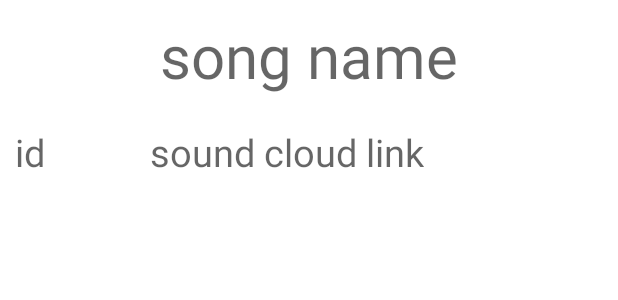
After one commit to 1plus1equal3/Test_API_for_Music_app, an Android app: the layout song_item.xml on its own in the app's theme, with its tools: preview values and no code run, on a phone screen of 412 x 824 dp. The commit adds this screen. Shown: the top 300 px of the screen. Run offline under Robolectric (Android 15) with nearby library versions, the phone set to English and light mode, and no system bars.

```diff
--- a/app/build.gradle
+++ b/app/build.gradle
@@ -38,6 +38,8 @@ dependencies {
     implementation 'com.squareup.okhttp3:okhttp:3.14.7'
     implementation 'com.google.android.exoplayer:exoplayer:2.18.1'
     testImplementation 'junit:junit:4.13.2'
+    implementation 'com.squareup.okhttp3:logging-interceptor:4.10.0'
+
     androidTestImplementation 'androidx.test.ext:junit:1.1.3'
     androidTestImplementation 'androidx.test.espresso:espresso-core:3.4.0'
 }
--- /dev/null
+++ b/app/src/main/res/layout/song_item.xml
@@ -0,0 +1,43 @@
+<?xml version="1.0" encoding="utf-8"?>
+<androidx.constraintlayout.widget.ConstraintLayout xmlns:android="http://schemas.android.com/apk/res/android"
+    xmlns:app="http://schemas.android.com/apk/res-auto"
+    android:layout_width="match_parent"
+    android:layout_height="wrap_content">
+
+    <TextView
+        android:id="@+id/song_name"
+        android:layout_width="match_parent"
+        android:layout_height="wrap_content"
+        android:hint="song name"
+        android:maxLines="2"
+        android:padding="10dp"
+        android:textAlignment="center"
+        android:textColor="@color/white"
+        android:textSize="40sp"
+        app:layout_constraintTop_toTopOf="parent" />
+
+    <TextView
+        android:id="@+id/song_id"
+        android:layout_width="wrap_content"
+        android:layout_height="wrap_content"
+        android:hint="id"
+        android:padding="10dp"
+        android:textColor="@color/white"
+        android:textSize="25sp"
+        app:layout_constraintStart_toStartOf="parent"
+        app:layout_constraintTop_toBottomOf="@id/song_name" />
+
+    <TextView
+        android:id="@+id/song_online_link"
+        android:layout_width="wrap_content"
+        android:layout_height="wrap_content"
+        android:layout_marginLeft="50dp"
+        android:hint="sound cloud link"
+        android:maxLines="2"
+        android:padding="10dp"
+        android:textColor="@color/white"
+        android:textSize="25sp"
+        app:layout_constraintStart_toEndOf="@id/song_id"
+        app:layout_constraintTop_toBottomOf="@id/song_name" />
+
+</androidx.constraintlayout.widget.ConstraintLayout>
```
Also changed, not shown: app/src/main/AndroidManifest.xml (+8 -1 lines), app/src/main/java/com/example/test_api_for_music_app/Api.java (+9 -3 lines), app/src/main/java/com/example/test_api_for_music_app/ItemSongId.java (deleted, +0 -13 lines), app/src/main/java/com/example/test_api_for_music_app/ListAdapter.java (added, +57 -0 lines), app/src/main/java/com/example/test_api_for_music_app/MainActivity.java (+24 -40 lines), app/src/main/java/com/example/test_api_for_music_app/MainActivity2.java (added, +86 -0 lines), app/src/main/java/com/example/test_api_for_music_app/ResponseBody.java (deleted, +0 -13 lines), app/src/main/java/com/example/test_api_for_music_app/RetrofitClient.java (+9 -7 lines), app/src/main/java/com/example/test_api_for_music_app/SongId.java (deleted, +0 -13 lines), app/src/main/java/com/example/test_api_for_music_app/model/ResponseBody.java (added, +16 -0 lines), app/src/main/java/com/example/test_api_for_music_app/model/SongItem.java (added, +43 -0 lines), app/src/main/java/com/example/test_api_for_music_app/model/Tracks.java (added, +13 -0 lines), app/src/main/res/layout/activity_main.xml (+2 -10 lines), app/src/main/res/layout/activity_main2.xml (added, +24 -0 lines).
